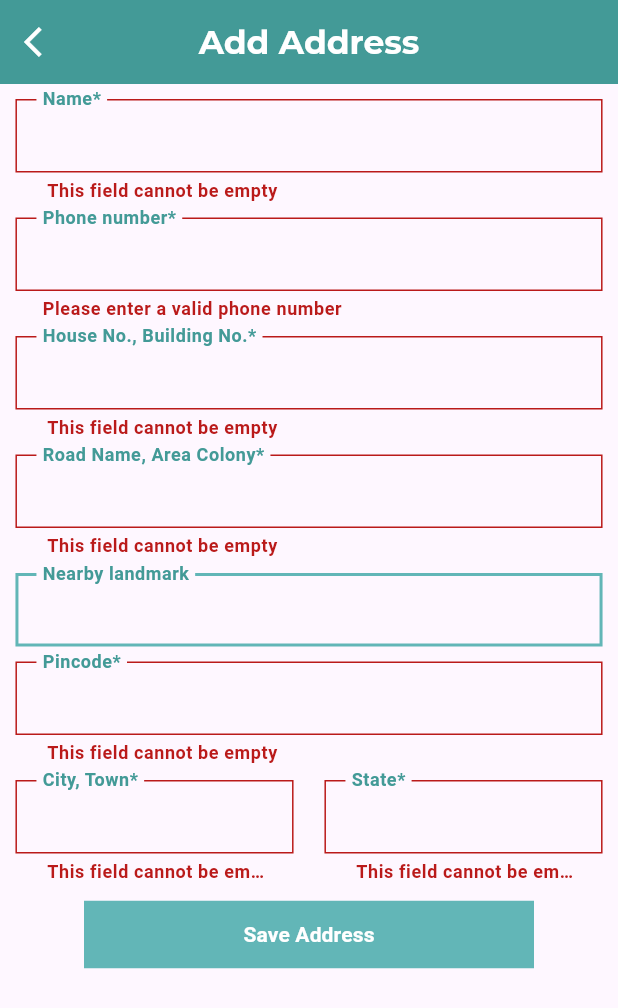
After one commit to ilyas-kukshi/Sfh_App, a Flutter app: the AddAddress screen opened by its route, after a tap on "Save Address", on a phone screen of 412 x 824 dp. The commit adds this screen. Shown: the top 1008 px of the screen. Run offline on Flutter 3.47's test engine with Material 3 defaults, Android fonts, the phone set to English and light mode, and no system bars; our stand-ins replace app_links, cached_network_image, firebase_core, firebase_messaging, firebase_storage, flutter_image_compress and 16 more; missing offline and left inert: widget_zoom; accounts and stored records are empty; generated files the repository leaves out were written again.

Commit message:
Select/Add address

```diff
--- a/lib/main.dart
+++ b/lib/main.dart
@@ -30,7 +30,8 @@ import 'package:sfh_app/screens/product/view_images.dart';
 import 'package:sfh_app/screens/product/view_product.dart';
 import 'package:sfh_app/screens/admin/add_seller.dart';
 import 'package:sfh_app/screens/seller/seller_login.dart';
-import 'package:sfh_app/screens/user/manage_address.dart';
+import 'package:sfh_app/screens/user/address/add_address.dart';
+import 'package:sfh_app/screens/user/address/manage_address.dart';
 import 'package:sfh_app/screens/user/seller_register.dart';
 import 'package:sfh_app/screens/user/wishlist.dart';
 import 'package:sfh_app/services/notification_service.dart';
@@ -207,6 +208,22 @@ class MyApp extends StatelessWidget with WidgetsBindingObserver {
             type: PageTransitionType.scale,
             duration: const Duration(milliseconds: 700),
             alignment: Alignment.center);
+      case '/manageAddress':
+        return PageTransition(
+            child: ManageAddress(
+              selectAddress: settings.arguments as bool,
+            ),
+            type: PageTransitionType.scale,
+            duration: const Duration(milliseconds: 700),
+            alignment: Alignment.center);
+      case '/addAddress':
+        return PageTransition(
+            child: const AddAddress(
+                // onAddressAdded: settings.arguments as AddAddressCallback,
+                ),
+            type: PageTransitionType.bottomToTop,
+            duration: const Duration(milliseconds: 400),
+            alignment: Alignment.center);
       case '/manageProducts':
         return PageTransition(
             child: ManageProducts(
--- /dev/null
+++ b/lib/models/address/address_model.dart
@@ -0,0 +1,39 @@
+// To parse this JSON data, do
+//
+//     final addressModel = addressModelFromJson(jsonString);
+
+// ignore_for_file: invalid_annotation_target
+
+import 'package:freezed_annotation/freezed_annotation.dart';
+import 'dart:convert';
+
+part 'address_model.freezed.dart';
+part 'address_model.g.dart';
+
+AddressModel addressModelFromJson(String str) =>
+    AddressModel.fromJson(json.decode(str));
+
+String addressModelToJson(AddressModel data) => json.encode(data.toJson());
+
+@freezed
+class AddressModel with _$AddressModel {
+  const factory AddressModel({
+    String? userId,
+    required String name,
+    required String phoneNumber,
+    required String houseNo,
+    required String roadName,
+    String? landmark,
+    required String pincode,
+    required String city,
+    required String state,
+    @JsonKey(name: '_id') String? id,
+    DateTime? createdAt,
+    DateTime? updatedAt,
+    @JsonKey(name: '__v')
+    int? v,
+  }) = _AddressModel;
+
+  factory AddressModel.fromJson(Map<String, dynamic> json) =>
+      _$AddressModelFromJson(json);
+}
--- a/lib/screens/auth/splash_screen.dart
+++ b/lib/screens/auth/splash_screen.dart
@@ -29,6 +29,7 @@ class _SplashScreenState extends ConsumerState<SplashScreen> {
 
   navigateTo() async {
     String? token = await Utility().getStringSf("token");
+    print(token);
     if (token == null) {
       Navigator.pushNamed(context, '/login');
     } else {
--- /dev/null
+++ b/lib/screens/user/address/add_address.dart
@@ -0,0 +1,170 @@
+import 'package:flutter/material.dart';
+import 'package:flutter/services.dart';
+import 'package:flutter_riverpod/flutter_riverpod.dart';
+import 'package:fluttertoast/fluttertoast.dart';
+import 'package:sfh_app/models/address/address_model.dart';
+import 'package:sfh_app/services/address/address_service.dart';
+import 'package:sfh_app/shared/app_theme_shared.dart';
+import 'package:sfh_app/shared/dialogs.dart';
+import 'package:sfh_app/shared/utility.dart';
+
+class AddAddress extends ConsumerStatefulWidget {
+  const AddAddress({super.key});
+
+  @override
+  ConsumerState<AddAddress> createState() => _AddAddressState();
+}
+
+class _AddAddressState extends ConsumerState<AddAddress> {
+  GlobalKey<FormState> form = GlobalKey<FormState>();
+
+  TextEditingController name = TextEditingController();
+  TextEditingController phoneNumber = TextEditingController();
+  TextEditingController houseNo = TextEditingController();
+  TextEditingController roadName = TextEditingController();
+  TextEditingController landmark = TextEditingController();
+  TextEditingController pincode = TextEditingController();
+  TextEditingController city = TextEditingController();
+  TextEditingController state = TextEditingController();
+  @override
+  Widget build(BuildContext context) {
+    return Scaffold(
+      appBar: AppThemeShared.appBar(title: "Add Address", context: context),
+      body: SingleChildScrollView(
+        child: Center(
+          child: Form(
+            key: form,
+            child: Column(
+              // mainAxisAlignment: MainAxisAlignment.center,
+              children: [
+                const SizedBox(height: 10),
+                AppThemeShared.textFormField(
+                  controller: name,
+                  widthPercent: 0.95,
+                  context: context,
+                  labelText: "Name*",
+                  validator: Utility.emptyValidator,
+                  keyboardType: TextInputType.name,
+                  textInputAction: TextInputAction.next,
+                ),
+                const SizedBox(height: 10),
+                AppThemeShared.textFormField(
+                  widthPercent: 0.95,
+                  context: context,
+                  // hintText: "Enter your whatsapp number",
+                  labelText: "Phone number*",
+                  controller: phoneNumber,
+                  validator: Utility.phoneNumberValidator,
+                  keyboardType: TextInputType.number,
+                  textInputAction: TextInputAction.next,
+                  inputFormatters: [LengthLimitingTextInputFormatter(10)],
+                  onChanged: (value) {},
+                ),
+                const SizedBox(height: 10),
+                AppThemeShared.textFormField(
+                  widthPercent: 0.95,
+                  context: context,
+                  labelText: "House No., Building No.*",
+                  controller: houseNo,
+                  validator: Utility.emptyValidator,
+                  textInputAction: TextInputAction.next,
+                ),
+                const SizedBox(height: 10),
+                AppThemeShared.textFormField(
+                  widthPercent: 0.95,
+                  context: context,
+                  labelText: "Road Name, Area Colony*",
+                  controller: roadName,
+                  validator: Utility.emptyValidator,
+                  textInputAction: TextInputAction.next,
+                ),
+                const SizedBox(height: 10),
+                AppThemeShared.textFormField(
+                  widthPercent: 0.95,
+                  context: context,
+                  labelText: "Nearby landmark",
+                  controller: landmark,
+                  textInputAction: TextInputAction.next,
+                ),
+                const SizedBox(height: 10),
+                AppThemeShared.textFormField(
+                  // validator: Utility.pin,
+                  widthPercent: 0.95,
+                  context: context,
+                  labelText: "Pincode*",
+                  controller: pincode,
+                  validator: Utility.emptyValidator,
+                  textInputAction: TextInputAction.next,
+                ),
+                const SizedBox(height: 10),
+                SizedBox(
+                  width: MediaQuery.of(context).size.width * 0.95,
+                  child: Row(
+                    mainAxisAlignment: MainAxisAlignment.spaceBetween,
+                    children: [
+                      AppThemeShared.textFormField(
+                        // validator: Utility.pin,
+                        widthPercent: 0.45,
+                        context: context,
+                        labelText: "City, Town*",
+                        controller: city,
+                        validator: Utility.emptyValidator,
+                        textInputAction: TextInputAction.next,
+                      ),
+                      AppThemeShared.textFormField(
+                        // validator: Utility.pin,
+                        widthPercent: 0.45,
+                        context: context,
+                        labelText: "State*",
+                        controller: state,
+                        validator: Utility.emptyValidator,
+                        textInputAction: TextInputAction.done,
+                      ),
+                    ],
+                  ),
+                ),
+                const SizedBox(height: 10),
+                AppThemeShared.sharedButton(
+                  height: 45,
+                  widthPercent: 0.95,
+                  // width: 200,
+                  context: context,
+                  buttonText: "Save Address",
+                  onTap: () {
+                    final valid = form.currentState!.validate();
+                    if (valid) {
+                      addAddress();
+                    }
+                  },
+                )
+              ],
+            ),
+          ),
+        ),
+      ),
+    );
+  }
+
+  void addAddress() async {
+    DialogShared.loadingDialog(context, "Adding");
+    String? token = await Utility().getStringSf("token");
+    final added = await AddressService().addAddress(AddressModel(
+        name: name.text,
+        phoneNumber: phoneNumber.text,
+        houseNo: houseNo.text,
+        roadName: roadName.text,
+        pincode: pincode.text,
+        city: city.text,
+        state: state.text));
+    if (added) {
+      final refereshed = ref.refresh(getAddressesProvider(token!).future);
+      refereshed.whenComplete(() {
+        Navigator.pop(context);
+        Navigator.pop(context);
+      });
+    } else {
+      Fluttertoast.showToast(msg: "Not added");
+      Navigator.pop(context);
+    }
+  }
+}
--- /dev/null
+++ b/lib/services/address/address_service.dart
@@ -0,0 +1,85 @@
+import 'dart:convert';
+
+import 'package:fluttertoast/fluttertoast.dart';
+import 'package:http/http.dart' as http;
+import 'package:sfh_app/models/address/address_model.dart';
+import 'package:sfh_app/shared/constants.dart';
+import 'package:sfh_app/shared/utility.dart';
+import 'package:riverpod_annotation/riverpod_annotation.dart';
+part 'address_service.g.dart';
+
+class AddressService {
+  Future<bool> addAddress(AddressModel address) async {
+    try {
+      String? token = await Utility().getStringSf("token");
+      final response = await http.post(
+        Uri.parse('${Constants.baseUrl}/address/add'),
+        headers: <String, String>{
+          'Authorization': 'Bearer $token',
+        },
+        body: {
+          "name": address.name,
+          "phoneNumber": "91${address.phoneNumber}",
+          "houseNo": address.houseNo,
+          "roadName": address.roadName,
+          "landmark": address.landmark ?? '',
+          "pincode": address.pincode,
+          "city": address.city,
+          "state": address.state
+        },
+      );
+
+      if (response.statusCode == 201) {
+        return true;
+      } else {
+        Fluttertoast.showToast(msg: "Not created");
+        print('Failed to add address. Error: ${response.body}');
+        return false;
+      }
+    } catch (error) {
+      Fluttertoast.showToast(msg: error.toString());
+      return false;
+    }
+  }
+
+  Future<bool> delete(String addressId, String token) async {
+    try {
+      var response = await http.delete(
+          Uri.parse("${Constants.baseUrl}/address/delete?addressId=$addressId"),
+          headers: {"Authorization": "Bearer $token"});
+
+      if (response.statusCode == 200) {
+        return true;
+      } else {
+        return false;
+      }
+    } catch (error) {
+      Fluttertoast.showToast(msg: error.toString());
+      return false;
+    }
+  }
+}
+
+@riverpod
+Future<List<AddressModel>> getAddresses(
+    GetAddressesRef getAddressesRef, String token) async {
+  List<AddressModel> addresses = [];
+  try {
+    var response = await http.get(
+        Uri.parse("${Constants.baseUrl}/address/getByUser"),
+        headers: {"Authorization": "Bearer $token"});
+    var data = jsonDecode(response.body);
+    if (response.statusCode == 200) {
+      for (var address in data["addresses"]) {
+        addresses.add(AddressModel.fromJson(address));
+      }
+      return addresses;
+    } else {
+      Fluttertoast.showToast(msg: "Not found");
+      return [];
+    }
+  } catch (error) {
+    Fluttertoast.showToast(msg: error.toString());
+    return [];
+  }
+}
--- a/lib/shared/app_theme_shared.dart
+++ b/lib/shared/app_theme_shared.dart
@@ -173,7 +173,7 @@ class AppThemeShared {
           labelStyle: Theme.of(context)
               .textTheme
               .labelMedium!
-              .copyWith(color: AppThemeShared.primaryColor),
+              .copyWith(fontSize: 16, color: AppThemeShared.primaryColor),
           suffix: suffix,
           suffixText: suffixText,
           suffixIcon: suffixIcon,
--- a/lib/shared/constants.dart
+++ b/lib/shared/constants.dart
@@ -5,7 +5,7 @@ import 'package:google_mobile_ads/google_mobile_ads.dart';
 
 class Constants {
   // static String baseUrl = "https://sfh-api-zlkq.onrender.com";
-  static String baseUrl = 'http://192.168.1.100:8080';
+  static String baseUrl = 'http://192.168.1.104:8080';
   static String otpUrl =
       'https://2factor.in/API/V1/a7df023c-d584-11ee-8cbb-0200cd936042/SMS';
   // static String baseUrl = 'http://192.168.205.186:8080'; // phone hotspot
--- a/lib/shared/utility.dart
+++ b/lib/shared/utility.dart
@@ -16,6 +16,15 @@ import 'package:url_launcher/url_launcher.dart';
 import 'package:uuid/uuid.dart';
 
 class Utility {
+
+static String? emptyValidator(String? name) {
+    if (name!.isEmpty) {
+      return " This field cannot be empty";
+    }
+    return null;
+  }
+
+
   static String? nameValidator(String? name) {
     if (name!.isEmpty) {
       return " Please enter your name";
--- a/pubspec.yaml
+++ b/pubspec.yaml
@@ -69,10 +69,10 @@ dependencies:
   shared_preferences: ^2.2.2
   visibility_detector: ^0.4.0+2
   tuple: ^2.0.2
+  country_state_city_pro: ^0.0.6
 
   app_links: ^3.5.0
   phonepe_payment_sdk: ^2.0.1
-
 
 
 
```
Also changed, not shown: lib/screens/product/view_product.dart (+6 -3 lines), lib/screens/user/address/manage_address.dart (added, +170 -0 lines), lib/screens/user/manage_address.dart (deleted, +0 -21 lines), lib/models/address/address_model.freezed.dart (added), lib/models/address/address_model.g.dart (added), lib/services/address/address_service.g.dart (added), pubspec.lock.
